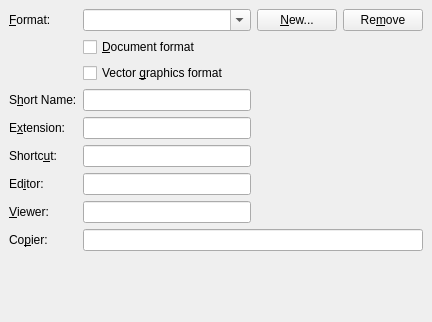
cburschka/lyx, file src/frontends/qt4/ui/PrefFileformatsUi.ui: the form before one commit.
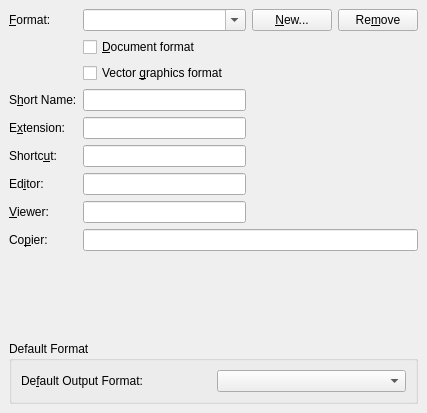
The form after the commit.

Commit message: * First step towards default view format. The icons could be replaced by something nicer.

The edit to the form file:
```diff
--- a/src/frontends/qt4/ui/PrefFileformatsUi.ui
+++ b/src/frontends/qt4/ui/PrefFileformatsUi.ui
@@ -5,8 +5,8 @@
    <rect>
     <x>0</x>
     <y>0</y>
-    <width>414</width>
-    <height>322</height>
+    <width>427</width>
+    <height>413</height>
    </rect>
   </property>
   <property name="windowTitle" >
@@ -19,6 +19,53 @@
    <property name="spacing" >
     <number>6</number>
    </property>
+   <item row="10" column="0" colspan="4" >
+    <widget class="QGroupBox" name="defaultFormatGB" >
+     <property name="toolTip" >
+      <string>Specify the default output format when using (PDF)LaTeX</string>
+     </property>
+     <property name="title" >
+      <string>Default Format</string>
+     </property>
+     <property name="flat" >
+      <bool>true</bool>
+     </property>
+     <layout class="QGridLayout" >
+      <property name="margin" >
+       <number>9</number>
+      </property>
+      <property name="spacing" >
+       <number>6</number>
+      </property>
+      <item row="0" column="0" >
+       <widget class="QLabel" name="defaultFormatLA" >
+        <property name="text" >
+         <string>De&amp;fault Output Format:</string>
+        </property>
+        <property name="buddy" >
+         <cstring>defaultFormatCB</cstring>
+        </property>
+       </widget>
+      </item>
+      <item row="0" column="1" >
+       <widget class="QComboBox" name="defaultFormatCB" />
+      </item>
+     </layout>
+    </widget>
+   </item>
+   <item row="9" column="1" >
+    <spacer>
+     <property name="orientation" >
+      <enum>Qt::Vertical</enum>
+     </property>
+     <property name="sizeHint" >
+      <size>
+       <width>124</width>
+       <height>21</height>
+      </size>
+     </property>
+    </spacer>
+   </item>
    <item row="8" column="1" colspan="3" >
     <widget class="QLineEdit" name="copierED" />
    </item>
@@ -149,19 +196,6 @@
    <item row="4" column="1" >
     <widget class="QLineEdit" name="extensionED" />
    </item>
-   <item row="9" column="1" >
-    <spacer>
-     <property name="orientation" >
-      <enum>Qt::Vertical</enum>
-     </property>
-     <property name="sizeHint" >
-      <size>
-       <width>168</width>
-       <height>21</height>
-      </size>
-     </property>
-    </spacer>
-   </item>
    <item row="8" column="0" >
     <widget class="QLabel" name="label" >
      <property name="text" >
```
The commit also changes 17 other files.
